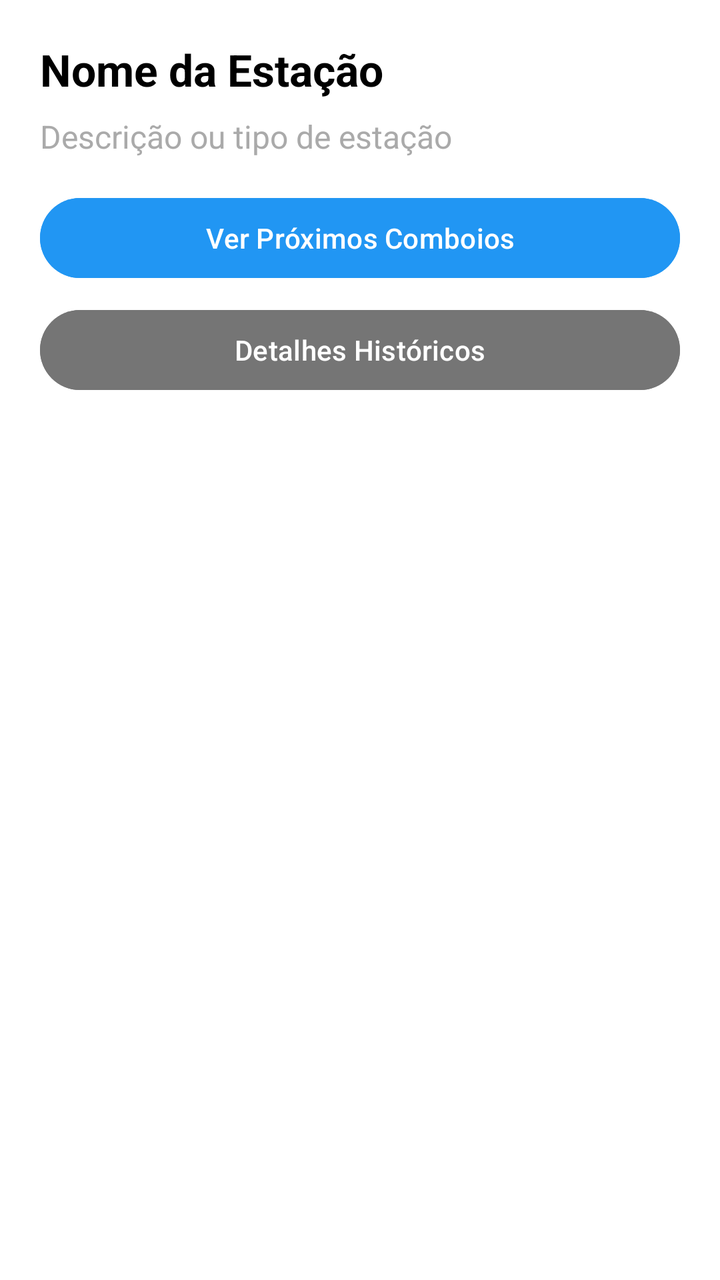
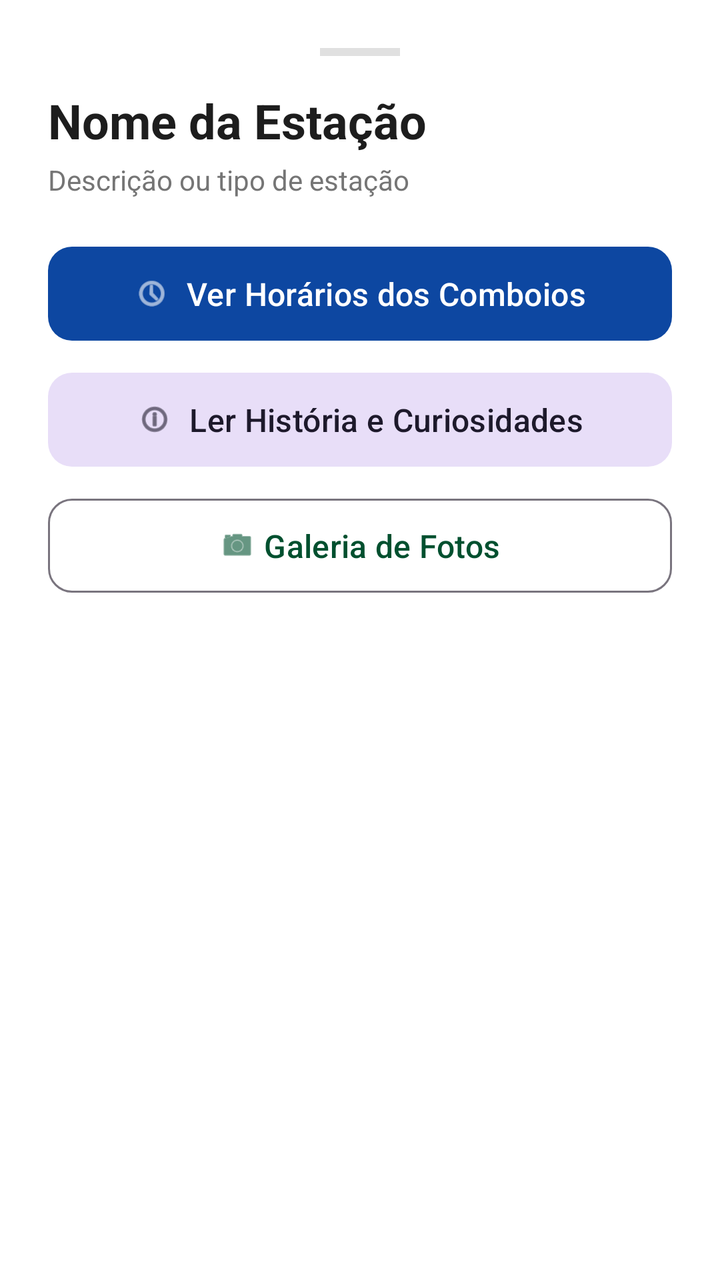

Before-and-after screenshots of an Android layout around one commit, followed by the original layout XML and the change that was made.
<!-- AndroidManifest.xml: application theme Theme.GuiaEstacoesFerroviarias -->
<!-- res/layout/layout_detalhes_estacao.xml -->
<?xml version="1.0" encoding="utf-8"?>
<LinearLayout xmlns:android="http://schemas.android.com/apk/res/android"
    android:layout_width="match_parent"
    android:layout_height="wrap_content"
    android:orientation="vertical"
    android:padding="20dp"
    android:background="@android:color/white">

    <TextView
        android:id="@+id/tvNomeEstacao"
        android:layout_width="match_parent"
        android:layout_height="wrap_content"
        android:text="Nome da Estação"
        android:textSize="22sp"
        android:textStyle="bold"
        android:textColor="@android:color/black" />

    <TextView
        android:id="@+id/tvDescricao"
        android:layout_width="match_parent"
        android:layout_height="wrap_content"
        android:text="Descrição ou tipo de estação"
        android:textSize="16sp"
        android:layout_marginTop="8dp"
        android:textColor="@android:color/darker_gray" />

    <Button
        android:id="@+id/btnVerHorarios"
        android:layout_width="match_parent"
        android:layout_height="wrap_content"
        android:layout_marginTop="16dp"
        android:text="Ver Próximos Comboios"
        android:backgroundTint="#2196F3"
        android:textColor="@android:color/white" />

    <Button
        android:id="@+id/btnVerMais"
        android:layout_width="match_parent"
        android:layout_height="wrap_content"
        android:layout_marginTop="8dp"
        android:text="Detalhes Históricos"
        android:backgroundTint="#757575"
        android:textColor="@android:color/white" />

</LinearLayout>
<!-- resources referenced by this layout -->
<resources>
  <style name="Theme.GuiaEstacoesFerroviarias" parent="Base.Theme.GuiaEstacoesFerroviarias" />
  <style name="Base.Theme.GuiaEstacoesFerroviarias" parent="Theme.Material3.DayNight.NoActionBar">
          <item name="colorPrimary">#00502F</item>
      </style>
</resources>

<!-- the commit's change to res/layout/layout_detalhes_estacao.xml (unified diff, before → after) -->
@@ -1,45 +1,75 @@
 <?xml version="1.0" encoding="utf-8"?>
 <LinearLayout xmlns:android="http://schemas.android.com/apk/res/android"
+    xmlns:app="http://schemas.android.com/apk/res-auto"
     android:layout_width="match_parent"
     android:layout_height="wrap_content"
     android:orientation="vertical"
-    android:padding="20dp"
+    android:padding="24dp"
     android:background="@android:color/white">
+
+    <View
+        android:layout_width="40dp"
+        android:layout_height="4dp"
+        android:layout_gravity="center"
+        android:layout_marginBottom="16dp"
+        android:background="#E0E0E0" />
 
     <TextView
         android:id="@+id/tvNomeEstacao"
         android:layout_width="match_parent"
         android:layout_height="wrap_content"
         android:text="Nome da Estação"
-        android:textSize="22sp"
+        android:textSize="24sp"
         android:textStyle="bold"
-        android:textColor="@android:color/black" />
+        android:textColor="#1D1D1D" />
 
     <TextView
         android:id="@+id/tvDescricao"
         android:layout_width="match_parent"
         android:layout_height="wrap_content"
         android:text="Descrição ou tipo de estação"
-        android:textSize="16sp"
-        android:layout_marginTop="8dp"
-        android:textColor="@android:color/darker_gray" />
+        android:textSize="14sp"
+        android:layout_marginTop="4dp"
+        android:textColor="#757575" />
 
-    <Button
+    <Space
+        android:layout_width="match_parent"
+        android:layout_height="20dp" />
+
+    <com.google.android.material.button.MaterialButton
         android:id="@+id/btnVerHorarios"
         android:layout_width="match_parent"
-        android:layout_height="wrap_content"
-        android:layout_marginTop="16dp"
-        android:text="Ver Próximos Comboios"
-        android:backgroundTint="#2196F3"
+        android:layout_height="55dp"
+        android:text="Ver Horários dos Comboios"
+        android:textSize="16sp"
+        app:cornerRadius="12dp"
+        app:backgroundTint="#0D47A1"
+        app:icon="@android:drawable/ic_menu_recent_history"
+        app:iconGravity="textStart"
         android:textColor="@android:color/white" />
 
-    <Button
+    <com.google.android.material.button.MaterialButton
         android:id="@+id/btnVerMais"
+        style="@style/Widget.Material3.Button.TonalButton"
         android:layout_width="match_parent"
-        android:layout_height="wrap_content"
+        android:layout_height="55dp"
         android:layout_marginTop="8dp"
-        android:text="Detalhes Históricos"
-        android:backgroundTint="#757575"
-        android:textColor="@android:color/white" />
+        android:text="Ler História e Curiosidades"
+        android:textSize="16sp"
+        app:cornerRadius="12dp"
+        app:icon="@android:drawable/ic_menu_info_details"
+        app:iconGravity="textStart" />
+
+    <com.google.android.material.button.MaterialButton
+        android:id="@+id/btnGaleria"
+        style="@style/Widget.Material3.Button.OutlinedButton"
+        android:layout_width="match_parent"
+        android:layout_height="55dp"
+        android:layout_marginTop="8dp"
+        android:text="Galeria de Fotos"
+        android:textSize="16sp"
+        app:cornerRadius="12dp"
+        app:icon="@android:drawable/ic_menu_camera"
+        app:iconGravity="textStart" />
 
 </LinearLayout>
